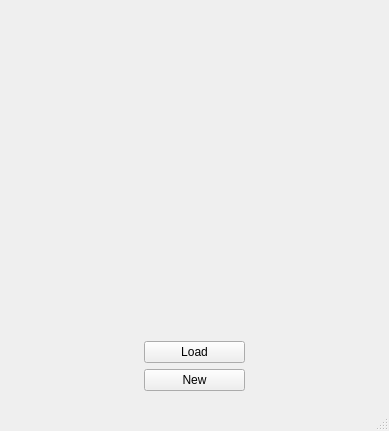
Old version of the form UI/WelcomeScreen/welcomescreen.ui in the repository D-Berdeja-Suarez/FamilyTree.
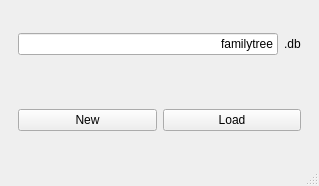
New version of the form.

What changed in the file:
```diff
--- a/UI/WelcomeScreen/welcomescreen.ui
+++ b/UI/WelcomeScreen/welcomescreen.ui
@@ -6,31 +6,41 @@
    <rect>
     <x>0</x>
     <y>0</y>
-    <width>389</width>
-    <height>431</height>
+    <width>319</width>
+    <height>186</height>
    </rect>
   </property>
   <property name="windowTitle">
    <string>Welcome Screen</string>
   </property>
   <widget class="QWidget" name="centralwidget">
-   <layout class="QHBoxLayout" name="horizontalLayout">
+   <layout class="QVBoxLayout" name="verticalLayout_2">
     <item>
-     <widget class="QWidget" name="widget_2" native="true"/>
+     <widget class="QWidget" name="widget" native="true">
+      <layout class="QHBoxLayout" name="horizontalLayout_2">
+       <item>
+        <widget class="QLineEdit" name="lineEdit">
+         <property name="text">
+          <string>familytree</string>
+         </property>
+         <property name="alignment">
+          <set>Qt::AlignmentFlag::AlignRight|Qt::AlignmentFlag::AlignTrailing|Qt::AlignmentFlag::AlignVCenter</set>
+         </property>
+        </widget>
+       </item>
+       <item>
+        <widget class="QLabel" name="label">
+         <property name="text">
+          <string>.db</string>
+         </property>
+        </widget>
+       </item>
+      </layout>
+     </widget>
     </item>
     <item>
      <widget class="QWidget" name="widget_3" native="true">
-      <layout class="QVBoxLayout" name="verticalLayout">
-       <item>
-        <widget class="QWidget" name="widget_4" native="true"/>
-       </item>
-       <item>
-        <widget class="QPushButton" name="pb_load">
-         <property name="text">
-          <string>Load</string>
-         </property>
-        </widget>
-       </item>
+      <layout class="QHBoxLayout" name="horizontalLayout">
        <item>
         <widget class="QPushButton" name="pb_new">
          <property name="text">
@@ -38,12 +48,16 @@
          </property>
         </widget>
        </item>
+       <item>
+        <widget class="QPushButton" name="pb_load">
+         <property name="text">
+          <string>Load</string>
+         </property>
+        </widget>
+       </item>
       </layout>
      </widget>
     </item>
-    <item>
-     <widget class="QWidget" name="widget" native="true"/>
-    </item>
    </layout>
   </widget>
   <widget class="QMenuBar" name="menubar">
```
Left out of the diff: 2 changed lines with no effect on the pictures.
